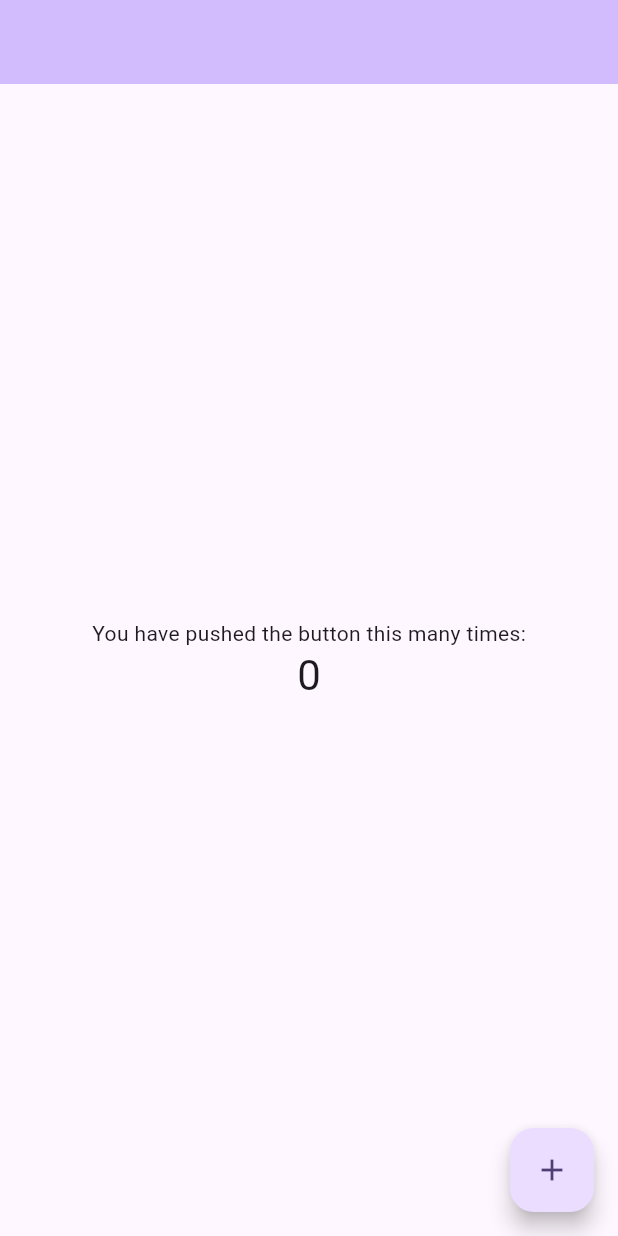
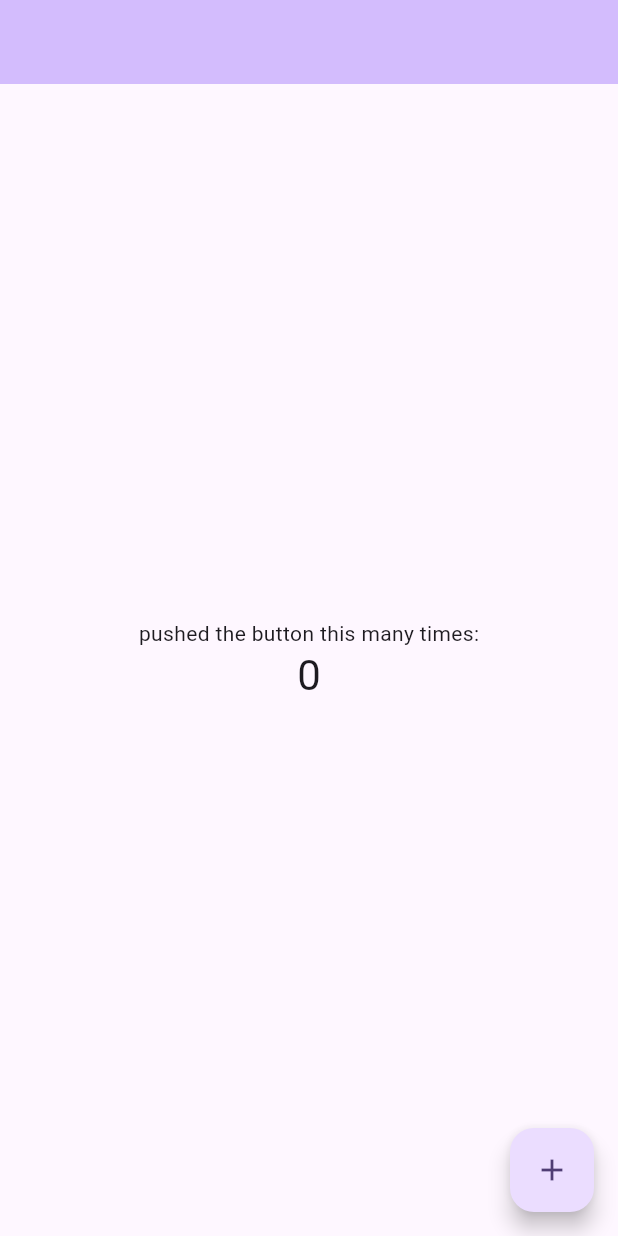
Before and after one commit to CYC-EBMX-Development/App-TRAX, a Flutter app: the screen it shows after launch, on a phone screen of 412 x 824 dp. Run offline on Flutter 3.47's test engine with Material 3 defaults, Android fonts, the phone set to English and light mode, and no system bars.

Commit message:
change name

```diff
--- a/lib/login/welcome_page.dart
+++ b/lib/login/welcome_page.dart
@@ -57,7 +57,7 @@ class _WelcomePageState extends State<WelcomePage> {
           // wireframe for each widget.
           mainAxisAlignment: MainAxisAlignment.center,
           children: <Widget>[
-            const Text('You have pushed the button this many times:'),
+            const Text('pushed the button this many times:'),
             Text(
               '$_counter',
               style: Theme.of(context).textTheme.headlineMedium,
```
